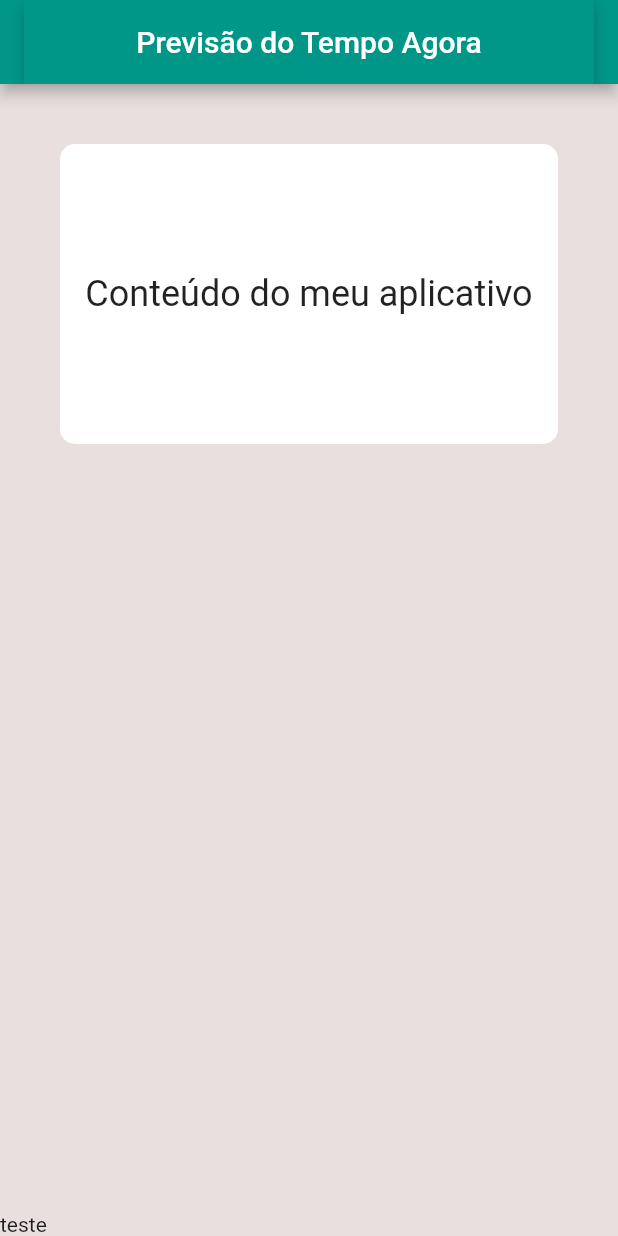
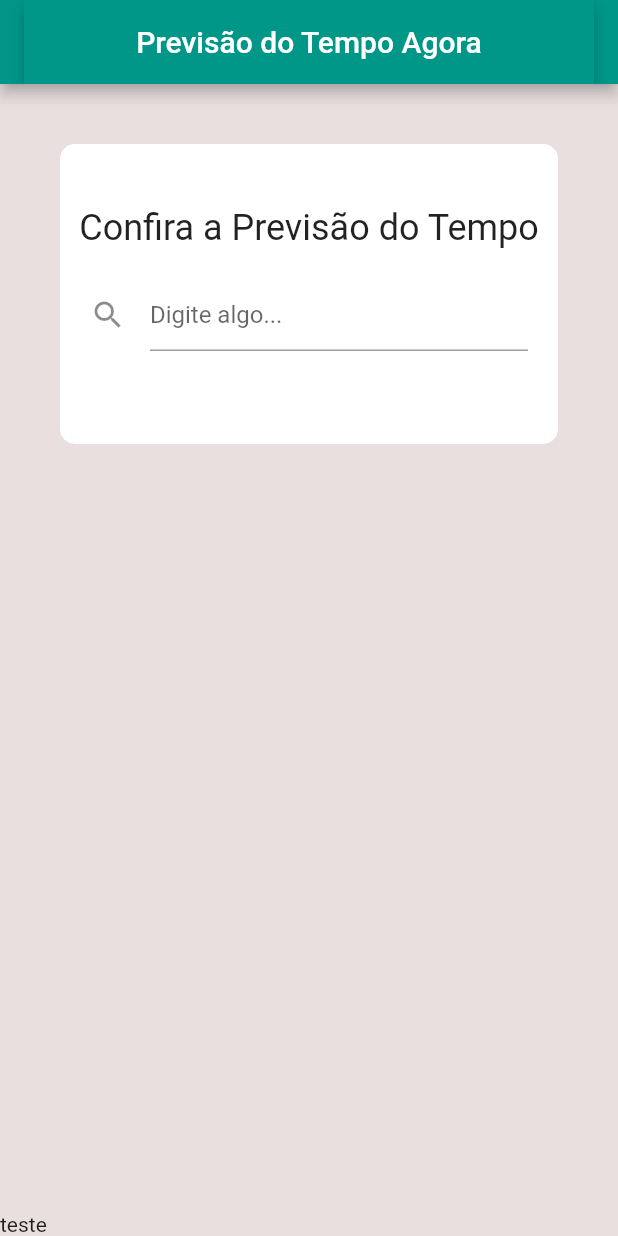
Before and after one commit to ricsjs/forecast-now-flutter, a Flutter app: the screen it shows after launch, on a phone screen of 412 x 824 dp. Run offline on Flutter 3.47's test engine with Material 2 defaults, Android fonts, the phone set to English and light mode, and no system bars.

Commit message:
feat: body scope (#6)

```diff
--- a/lib/main.dart
+++ b/lib/main.dart
@@ -27,11 +27,25 @@ class MyApp extends StatelessWidget {
                 borderRadius: BorderRadius.circular(
                     10.0), // Valor de raio para deixar a borda arredondada
               ),
-              child: Center(
-                child: Text(
-                  'Conteúdo do meu aplicativo',
-                  style: TextStyle(fontSize: 24),
-                ),
+              child: Column(
+                mainAxisAlignment: MainAxisAlignment.center,
+                children: const [
+                  Text(
+                    'Confira a Previsão do Tempo',
+                    style: TextStyle(fontSize: 24),
+                  ),
+                  Padding(
+                    padding: EdgeInsets.symmetric(
+                        vertical: 20.0,
+                        horizontal: 20.0), // Adicionando margem nas laterais
+                    child: TextField(
+                      decoration: InputDecoration(
+                        hintText: 'Digite algo...',
+                        icon: Icon(Icons.search),
+                      ),
+                    ),
+                  ),
+                ],
               ),
             ),
           ),
```
